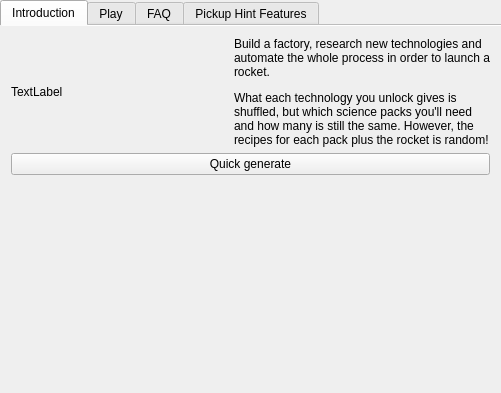
Qt form randovania/games/factorio/gui/ui_files/games_tab_factorio_widget.ui (randovania/randovania) before a commit.
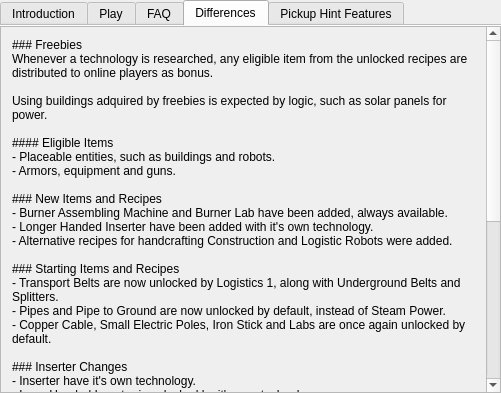
The same form after that commit. The open tabs and pages were chosen to show the change. Custom widgets are drawn as their Qt base class.

Commit message: Factorio: Add differences tab

Diff of the .ui file:
```diff
--- a/randovania/games/factorio/gui/ui_files/games_tab_factorio_widget.ui
+++ b/randovania/games/factorio/gui/ui_files/games_tab_factorio_widget.ui
@@ -33,7 +33,12 @@
       <item>
        <widget class="QLabel" name="intro_label">
         <property name="text">
-         <string>&lt;html&gt;&lt;head/&gt;&lt;body&gt;&lt;p&gt;Build a factory, research new technologies and automate the whole process in order to launch a rocket.&lt;/p&gt;&lt;p&gt;What each technology you unlock gives is shuffled, but which science packs you'll need and how many is still the same. However, the recipes for each pack plus the rocket is random!&lt;/p&gt;&lt;/body&gt;&lt;/html&gt;</string>
+         <string>Build a factory, research new technologies and automate the whole process in order to launch a rocket.
+
+What each technology you unlock gives is shuffled, but which science packs you'll need and how many is still the same. However, the recipes for each pack plus the rocket and satellite is random!</string>
+        </property>
+        <property name="textFormat">
+         <enum>Qt::TextFormat::MarkdownText</enum>
         </property>
         <property name="wordWrap">
          <bool>true</bool>
@@ -107,7 +112,100 @@
            <string># updated from code</string>
           </property>
           <property name="alignment">
-           <set>Qt::AlignLeading|Qt::AlignLeft|Qt::AlignTop</set>
+           <set>Qt::AlignmentFlag::AlignLeading|Qt::AlignmentFlag::AlignLeft|Qt::AlignmentFlag::AlignTop</set>
+          </property>
+          <property name="wordWrap">
+           <bool>true</bool>
+          </property>
+         </widget>
+        </item>
+       </layout>
+      </widget>
+     </widget>
+    </item>
+   </layout>
+  </widget>
+  <widget class="QWidget" name="differences_tab">
+   <attribute name="title">
+    <string>Differences</string>
+   </attribute>
+   <layout class="QVBoxLayout" name="differences_layout">
+    <property name="leftMargin">
+     <number>0</number>
+    </property>
+    <property name="topMargin">
+     <number>0</number>
+    </property>
+    <property name="rightMargin">
+     <number>0</number>
+    </property>
+    <property name="bottomMargin">
+     <number>0</number>
+    </property>
+    <item>
+     <widget class="QScrollArea" name="differences_scroll_area">
+      <property name="widgetResizable">
+       <bool>true</bool>
+      </property>
+      <widget class="QWidget" name="differences_scroll_area_contents">
+       <property name="geometry">
+        <rect>
+         <x>0</x>
+         <y>0</y>
+         <width>489</width>
+         <height>615</height>
+        </rect>
+       </property>
+       <layout class="QVBoxLayout" name="differences_scroll_layout">
+        <item>
+         <widget class="QLabel" name="differences_label">
+          <property name="text">
+           <string>### Freebies
+Whenever a technology is researched, any eligible item from the unlocked recipes are distributed to online players as bonus.
+
+Using buildings adquired by freebies is expected by logic, such as solar panels for power.
+
+#### Eligible Items
+- Placeable entities, such as buildings and robots.
+- Armors, equipment and guns.
+
+### New Items and Recipes
+- Burner Assembling Machine and Burner Lab have been added, always available.
+- Longer Handed Inserter have been added with it's own technology.
+- Alternative recipes for handcrafting Construction and Logistic Robots were added.
+
+### Starting Items and Recipes
+- Transport Belts are now unlocked by Logistics 1, along with Underground Belts and Splitters.
+- Pipes and Pipe to Ground are now unlocked by default, instead of Steam Power.
+- Copper Cable, Small Electric Poles, Iron Stick and Labs are once again unlocked by default.
+
+### Inserter Changes
+- Inserter have it's own technology.
+- Long Handed Inserter is unlocked by it's own technology.
+- Inserter Capactity Bonus is split into Regular and Bulk Inserter Capacity Bonus.
+
+### Fluid Changes
+- Fluid Handling now only unlocks barreling recipes.
+- New technology Fluid Storage has been added that unlocks Fluid Tanks and Pumps.
+- Fluid Wagons no longer have Storage Tanks as an ingredient and the technology also unlocks Pumps.
+
+### Oil Changes
+- Solid Fuel recipes are now unlocked only by the new technology Solid Fuel.
+- Heavy and Light Oil Cracking is now unlocked by the Oil Cracking technology.
+- Coal Liquefaction now uses Steam as an ingredient instead of Heavy Oil and also unlocks Refineries.
+
+### Changed and New Technologies
+- Electronics now unlocks only Electronic Circuits.
+- Medium Electric Pole and Big Electric Pole are now unlocked by separate technologies.
+- Research Productivity has been added.
+- Automated rail transportation has been merged with Railway.
+- Nuclear Fuel Reprocessing has been merged with Nuclear Power.</string>
+          </property>
+          <property name="textFormat">
+           <enum>Qt::TextFormat::MarkdownText</enum>
+          </property>
+          <property name="alignment">
+           <set>Qt::AlignmentFlag::AlignLeading|Qt::AlignmentFlag::AlignLeft|Qt::AlignmentFlag::AlignTop</set>
           </property>
           <property name="wordWrap">
            <bool>true</bool>
```
Left out of the diff: 4 changed lines with no effect on the pictures.
